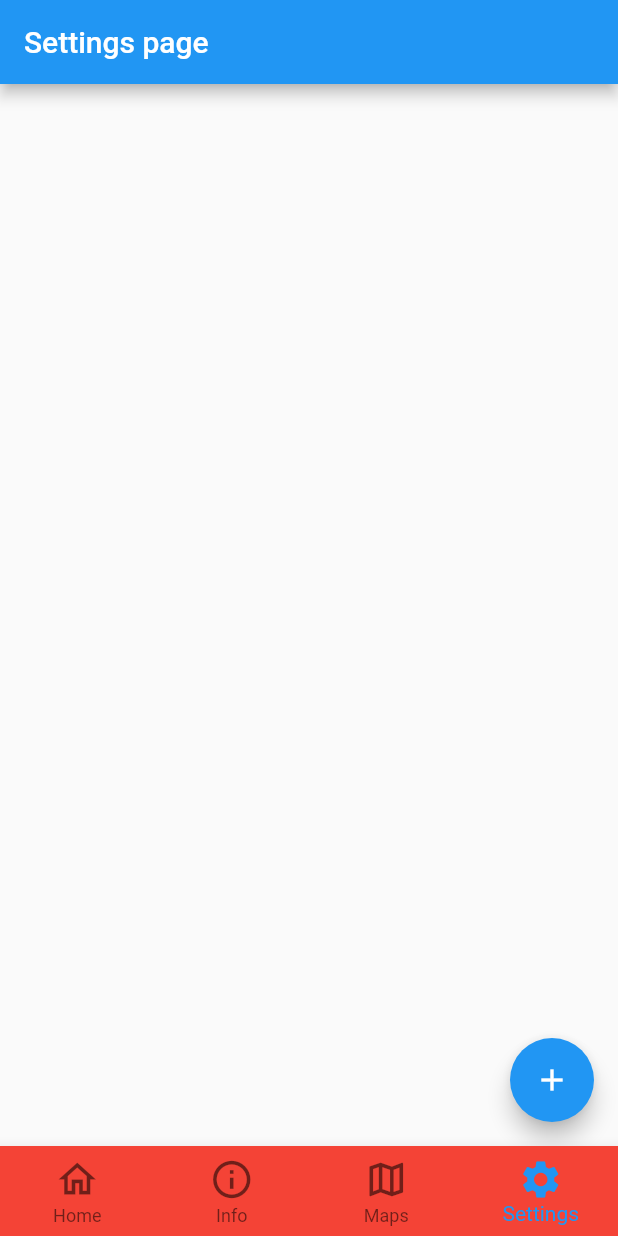
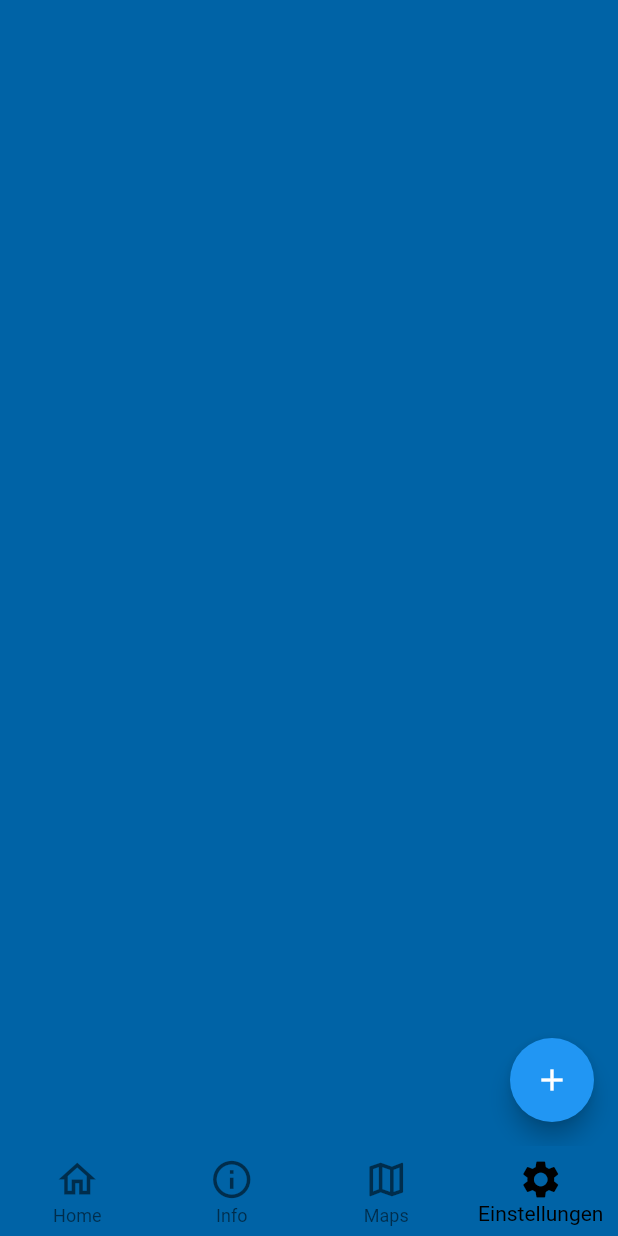
Before and after one commit to JINL020/flutter-app-group-project, a Flutter app: the screen it shows after launch, item 4 of the bottom bar chosen, after a tap on the "add" icon, on a phone screen of 412 x 824 dp. Run offline on Flutter 3.47's test engine with Material 2 defaults, Android fonts, the light colour scheme and no system bars; our stand-ins replace firebase_core, flutter_local_notifications, logger; accounts and stored records are empty.

Commit message:
replaced the Colors with my AppColors clas colors

```diff
--- a/lib/config/colors.dart
+++ b/lib/config/colors.dart
@@ -2,8 +2,8 @@ import 'package:flutter/material.dart';
 
 class AppColors {
   static Color statusBoxWhite = Colors.white.withOpacity(0.85);
-  static Color backgroundRed = Colors.red;
-  static Color backgroundBlue = Colors.blue;
+  static Color backgroundRed = Color(0xFFA71C49);
+  static Color backgroundBlue = Color(0xFF0063A6);
   static Color primaryPeach = Color(0xFFF6A192);
   static Color secondaryPeach = Color(0xFFF6D992);
   static Color primaryWhite = Colors.indigo[100];
--- a/lib/main.dart
+++ b/lib/main.dart
@@ -1,4 +1,5 @@
 import 'package:flutter/material.dart';
+import 'package:hci_m3_app/config/colors.dart';
 import 'package:provider/provider.dart';
 import 'package:firebase_core/firebase_core.dart';
 import 'package:flutter_local_notifications/flutter_local_notifications.dart';
@@ -39,11 +40,12 @@ Future<void> main() async {
 class MyApp extends StatelessWidget {
   @override
   Widget build(BuildContext context) {
+    final isAlarm = Provider.of<AlarmMode>(context).isAlarm;
     return MaterialApp(
       debugShowCheckedModeBanner: false,
       title: 'HCI M3 APP',
       theme: ThemeData(
-        primarySwatch: Colors.blue,
+        primarySwatch: isAlarm ? Colors.red : Colors.blue,
       ),
       home: NavigationPage(),
     );
--- a/lib/model/alarm_mode.dart
+++ b/lib/model/alarm_mode.dart
@@ -1,8 +1,7 @@
-import 'dart:async';
-
 import 'package:flutter/cupertino.dart';
 import 'package:flutter/material.dart';
 import 'package:flutter_local_notifications/flutter_local_notifications.dart';
+import 'package:hci_m3_app/config/colors.dart';
 import 'package:hci_m3_app/main.dart';
 
 //Widgets can listen to AlarmMode (a ChangeNotifier object) and are notified
@@ -25,7 +24,7 @@ class AlarmMode extends ChangeNotifier {
         android: AndroidNotificationDetails(
             channel.id, channel.name, channel.description,
             importance: Importance.high,
-            color: Colors.blue,
+            color: AppColors.backgroundBlue,
             playSound: true,
             icon: '@mipmap/ic_launcher'),
       ),
--- a/lib/navigation/navigation_page.dart
+++ b/lib/navigation/navigation_page.dart
@@ -1,9 +1,12 @@
 import 'package:flutter/material.dart';
+import 'package:hci_m3_app/config/colors.dart';
+import 'package:hci_m3_app/model/alarm_mode.dart';
 
 import 'package:hci_m3_app/pages/home_page.dart';
 import 'package:hci_m3_app/pages/info_page.dart';
 import 'package:hci_m3_app/pages/maps_page.dart';
 import 'package:hci_m3_app/pages/settings_page.dart';
+import 'package:provider/provider.dart';
 
 class NavigationPage extends StatefulWidget {
   NavigationPage({Key key}) : super(key: key);
@@ -21,7 +24,11 @@ class _NavigationPageState extends State<NavigationPage> {
 
   @override
   Widget build(BuildContext context) {
+    final isAlarm = Provider.of<AlarmMode>(context).isAlarm;
     return Scaffold(
+      backgroundColor:
+          isAlarm ? AppColors.backgroundRed : AppColors.backgroundBlue,
+      resizeToAvoidBottomInset: false,
       body: PageView(
         controller: _pageController,
         children: _screens,
@@ -30,8 +37,10 @@ class _NavigationPageState extends State<NavigationPage> {
       bottomNavigationBar: BottomNavigationBar(
         currentIndex: _currentIndex,
         type: BottomNavigationBarType.fixed,
-        backgroundColor: Colors.red,
+        backgroundColor: Colors.transparent,
+        elevation: 0,
         iconSize: 30,
+        selectedItemColor: Colors.black,
         items: bottomNavigationItems,
         onTap: (newIndex) {
           setState(() {
@@ -60,6 +69,6 @@ var bottomNavigationItems = [
   ),
   BottomNavigationBarItem(
     icon: Icon(Icons.settings),
-    label: "Settings",
+    label: "Einstellungen",
   )
 ];
--- a/lib/pages/home_page.dart
+++ b/lib/pages/home_page.dart
@@ -1,7 +1,6 @@
-import 'dart:math';
+import 'package:flutter/material.dart';
+import 'package:hci_m3_app/config/colors.dart';
 
-import 'package:flutter/material.dart';
-import 'package:hci_m3_app/config/phone_size.dart';
 import 'package:hci_m3_app/model/alarm_mode.dart';
 import 'package:hci_m3_app/widgets/status_box.dart';
 import 'package:hci_m3_app/widgets/text_field_widget.dart';
@@ -39,7 +38,7 @@ class _HomePageState extends State<HomePage> {
               hintText: "schreibe um dich mit anderen aus zu tauschen"),
         ),
       ),
-      backgroundColor: isAlarm ? Colors.red : Colors.blue,
+      backgroundColor: isAlarm ? AppColors.backgroundRed : AppColors.backgroundBlue,
     );
   }
 }*/
@@ -52,12 +51,9 @@ class HomePage extends StatelessWidget {
     var logger = Logger();
     logger.d(isAlarm);
     return Scaffold(
+      backgroundColor: Colors.transparent,
       resizeToAvoidBottomInset: false,
-      body: SingleChildScrollView(
-        physics: ClampingScrollPhysics(),
-        child: SizedBox(
-          height: PhoneSize.getHeight(context),
-          child: Column(
+      body: Column(
         children: [
           Padding(
               padding: EdgeInsets.fromLTRB(20, 50, 20, 5),
@@ -69,32 +65,6 @@ class HomePage extends StatelessWidget {
           ),
         ],
       ),
-        ),
-      ),
-      /*
-          SingleChildScrollView(
-        physics: ClampingScrollPhysics(),
-        child: ConstrainedBox(
-            constraints: BoxConstraints(
-              minWidth: PhoneSize.getWidth(context),
-              minHeight: PhoneSize.getHeight(context),
-            ),
-            child: IntrinsicHeight(
-                child: Column(
-              children: [
-                Padding(
-                    padding: EdgeInsets.fromLTRB(20, 50, 20, 5),
-                    child: isAlarm ? fireStatusBox() : noFireStatusBox()),
-                SizedBox(
-                  height: 300,
-                  child: Padding(
-                      padding: EdgeInsets.fromLTRB(20, 5, 20, 20),
-                      child: TextFieldWidget()),
-                ),
-              ],
-            ))),
-      ),*/
-      backgroundColor: isAlarm ? Colors.red : Colors.blue,
     );
   }
 }
--- a/lib/pages/info_page.dart
+++ b/lib/pages/info_page.dart
@@ -14,6 +14,7 @@ class _InfoPageState extends State<InfoPage>
   Widget build(BuildContext context) {
     super.build(context);
     return Scaffold(
+      backgroundColor: Colors.transparent,
       appBar: AppBar(
         title: Text("Info Page"),
       ),
--- a/lib/pages/maps_page.dart
+++ b/lib/pages/maps_page.dart
@@ -1,4 +1,5 @@
 import 'package:flutter/material.dart';
+import 'package:hci_m3_app/config/colors.dart';
 import 'package:hci_m3_app/model/alarm_mode.dart';
 import 'package:hci_m3_app/widgets/map_search_bar.dart';
 import 'package:hci_m3_app/widgets/map_tile.dart';
@@ -17,11 +18,10 @@ class _MapsPageState extends State<MapsPage>
   Widget build(BuildContext context) {
     // AutomaticKeepAliveClientMixin saves the screen state enabling us to switching back and forth
     super.build(context);
-    final isAlarm = Provider.of<AlarmMode>(context).isAlarm;
     return SafeArea(
       child: Scaffold(
+        backgroundColor: Colors.transparent,
         resizeToAvoidBottomInset: false,
-        backgroundColor: isAlarm ? Colors.red : Colors.blue,
         body: ListView(
           physics: BouncingScrollPhysics(),
           children: [
@@ -37,7 +37,9 @@ class _MapsPageState extends State<MapsPage>
               ),
               MapSearchBar()
             ]),
-            Text("Lagepläne"),
+            Padding(
+                padding: EdgeInsets.symmetric(horizontal: 15),
+                child: Text("Lagepläne")),
             Padding(
               padding: EdgeInsets.all(10),
               child: ExpansionTile(
@@ -47,11 +49,11 @@ class _MapsPageState extends State<MapsPage>
                 backgroundColor: Colors.white,
                 collapsedBackgroundColor: Colors.white,
                 children: [
-                  MapTile(place: "UG", map: Image.asset("assets/WS_UG")),
-                  MapTile(place: "EG", map: Image.asset("assets/WS_EG")),
-                  MapTile(place: "OG1", map: Image.asset("assets/WS_OG1")),
-                  MapTile(place: "OG2", map: Image.asset("assets/WS_OG2")),
-                  MapTile(place: "OG3", map: Image.asset("assets/WS_OG3")),
+                  MapTile(place: "UG", map: Image.asset("assets/WS_UG.jpg")),
+                  MapTile(place: "EG", map: Image.asset("assets/WS_EG.jpg")),
+                  MapTile(place: "OG1", map: Image.asset("assets/WS_OG1.jpg")),
+                  MapTile(place: "OG2", map: Image.asset("assets/WS_OG2.jpg")),
+                  MapTile(place: "OG3", map: Image.asset("assets/WS_OG3.jpg")),
                 ],
               ),
             ),
@@ -64,11 +66,11 @@ class _MapsPageState extends State<MapsPage>
                 backgroundColor: Colors.white,
                 collapsedBackgroundColor: Colors.white,
                 children: [
-                  MapTile(place: "UG", map: Image.asset("assets/WS_UG")),
-                  MapTile(place: "EG", map: Image.asset("assets/WS_EG")),
-                  MapTile(place: "OG1", map: Image.asset("assets/WS_OG1")),
-                  MapTile(place: "OG2", map: Image.asset("assets/WS_OG2")),
-                  MapTile(place: "OG3", map: Image.asset("assets/WS_OG3")),
+                  MapTile(place: "UG", map: Image.asset("assets/WS_UG.jpg")),
+                  MapTile(place: "EG", map: Image.asset("assets/WS_EG.jpg")),
+                  MapTile(place: "OG1", map: Image.asset("assets/WS_OG1.jpg")),
+                  MapTile(place: "OG2", map: Image.asset("assets/WS_OG2.jpg")),
+                  MapTile(place: "OG3", map: Image.asset("assets/WS_OG3.jpg")),
                 ],
               ),
             ),
--- a/lib/pages/settings_page.dart
+++ b/lib/pages/settings_page.dart
@@ -20,9 +20,7 @@ class _SettingsPageState extends State<SettingsPage>
     final setOffAlarm =
         Provider.of<AlarmMode>(context, listen: false).setOffAlarm;
     return Scaffold(
-      appBar: AppBar(
-        title: Text("Settings page"),
-      ),
+      backgroundColor: Colors.transparent,
       floatingActionButton: FloatingActionButton(
         onPressed: () => Timer(Duration(seconds: 3), () {
           setOffAlarm();
--- /dev/null
+++ b/lib/pages/single_map_page.dart
@@ -0,0 +1,23 @@
+import 'package:flutter/material.dart';
+import 'package:hci_m3_app/config/colors.dart';
+import 'package:hci_m3_app/model/alarm_mode.dart';
+import 'package:provider/provider.dart';
+
+class SingleMapPage extends StatelessWidget {
+  final String place;
+  final Image map;
+
+  const SingleMapPage({Key key, @required this.place, @required this.map})
+      : super(key: key);
+
+  @override
+  Widget build(BuildContext context) {
+    final isAlarm = Provider.of<AlarmMode>(context).isAlarm;
+    return Scaffold(
+      appBar: AppBar(title: Text(place)),
+      backgroundColor:
+          isAlarm ? AppColors.backgroundRed : AppColors.backgroundBlue,
+      body: map,
+    );
+  }
+}
--- a/lib/widgets/text_field_widget.dart
+++ b/lib/widgets/text_field_widget.dart
@@ -1,5 +1,4 @@
 import 'package:flutter/material.dart';
-import 'package:hci_m3_app/config/phone_size.dart';
 
 class TextFieldWidget extends StatefulWidget {
   @override
```
Lines whose indentation alone changed are shown as unchanged.
